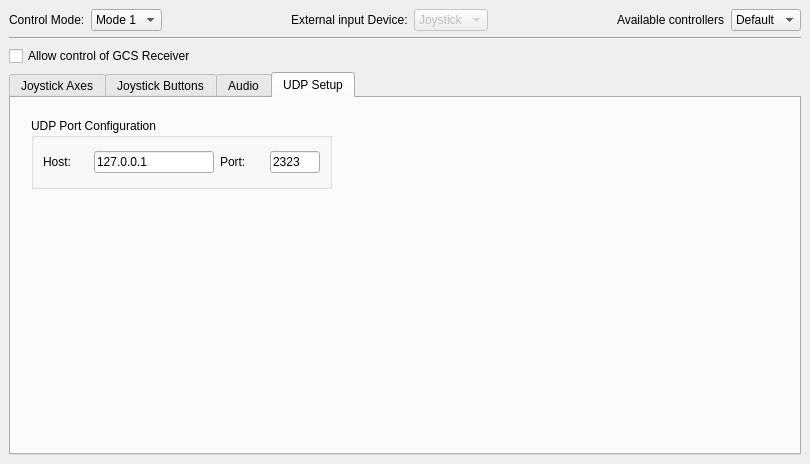
Old version of the form ground/gcs/src/plugins/gcscontrolplugin/gcscontrolgadgetoptionspage.ui in the repository d-ronin/dRonin.
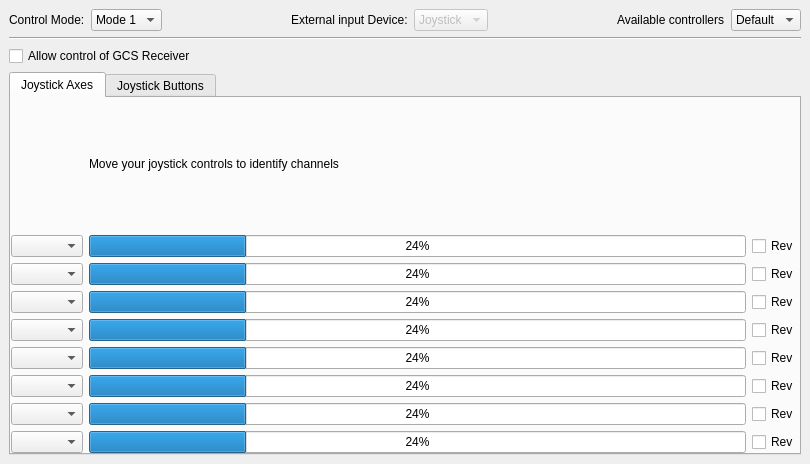
New version of the form. The open tabs and pages were chosen to show the change.

```diff
--- a/ground/gcs/src/plugins/gcscontrolplugin/gcscontrolgadgetoptionspage.ui
+++ b/ground/gcs/src/plugins/gcscontrolplugin/gcscontrolgadgetoptionspage.ui
@@ -39,8 +39,8 @@
        <rect>
         <x>0</x>
         <y>0</y>
-        <width>810</width>
-        <height>464</height>
+        <width>825</width>
+        <height>455</height>
        </rect>
       </property>
       <layout class="QVBoxLayout" name="verticalLayout">
@@ -1012,96 +1012,6 @@
               </item>
              </layout>
             </widget>
-            <widget class="QWidget" name="tabWidgetPage3">
-             <attribute name="title">
-              <string>Audio</string>
-             </attribute>
-             <layout class="QVBoxLayout" name="verticalLayout_5">
-              <property name="margin">
-               <number>0</number>
-              </property>
-              <item>
-               <widget class="QLabel" name="telemetryLabel">
-                <property name="text">
-                 <string>Audio: soundcard-based PPM decoding for trainer port. Not implemented yet.</string>
-                </property>
-               </widget>
-              </item>
-              <item>
-               <spacer name="verticalSpacer">
-                <property name="orientation">
-                 <enum>Qt::Vertical</enum>
-                </property>
-                <property name="sizeHint" stdset="0">
-                 <size>
-                  <width>20</width>
-                  <height>276</height>
-                 </size>
-                </property>
-               </spacer>
-              </item>
-             </layout>
-            </widget>
-            <widget class="QWidget" name="UDPSetup_2">
-             <attribute name="title">
-              <string>UDP Setup</string>
-             </attribute>
-             <widget class="QGroupBox" name="groupBox">
-              <property name="geometry">
-               <rect>
-                <x>20</x>
-                <y>20</y>
-                <width>301</width>
-                <height>71</height>
-               </rect>
-              </property>
-              <property name="title">
-               <string>UDP Port Configuration</string>
-              </property>
-              <layout class="QHBoxLayout" name="horizontalLayout_2">
-               <item>
-                <widget class="QLabel" name="label_7">
-                 <property name="text">
-                  <string>Host:</string>
-                 </property>
-                </widget>
-               </item>
-               <item>
-                <widget class="QLineEdit" name="udp_host">
-                 <property name="maximumSize">
-                  <size>
-                   <width>120</width>
-                   <height>16777215</height>
-                  </size>
-                 </property>
-                 <property name="text">
-                  <string>127.0.0.1</string>
-                 </property>
-                </widget>
-               </item>
-               <item>
-                <widget class="QLabel" name="label_6">
-                 <property name="text">
-                  <string>Port:</string>
-                 </property>
-                </widget>
-               </item>
-               <item>
-                <widget class="QLineEdit" name="udp_port">
-                 <property name="maximumSize">
-                  <size>
-                   <width>50</width>
-                   <height>16777215</height>
-                  </size>
-                 </property>
-                 <property name="text">
-                  <string>2323</string>
-                 </property>
-                </widget>
-               </item>
-              </layout>
-             </widget>
-            </widget>
            </widget>
           </item>
          </layout>
```
Left out of the diff: 44 changed lines with no effect on the pictures.
